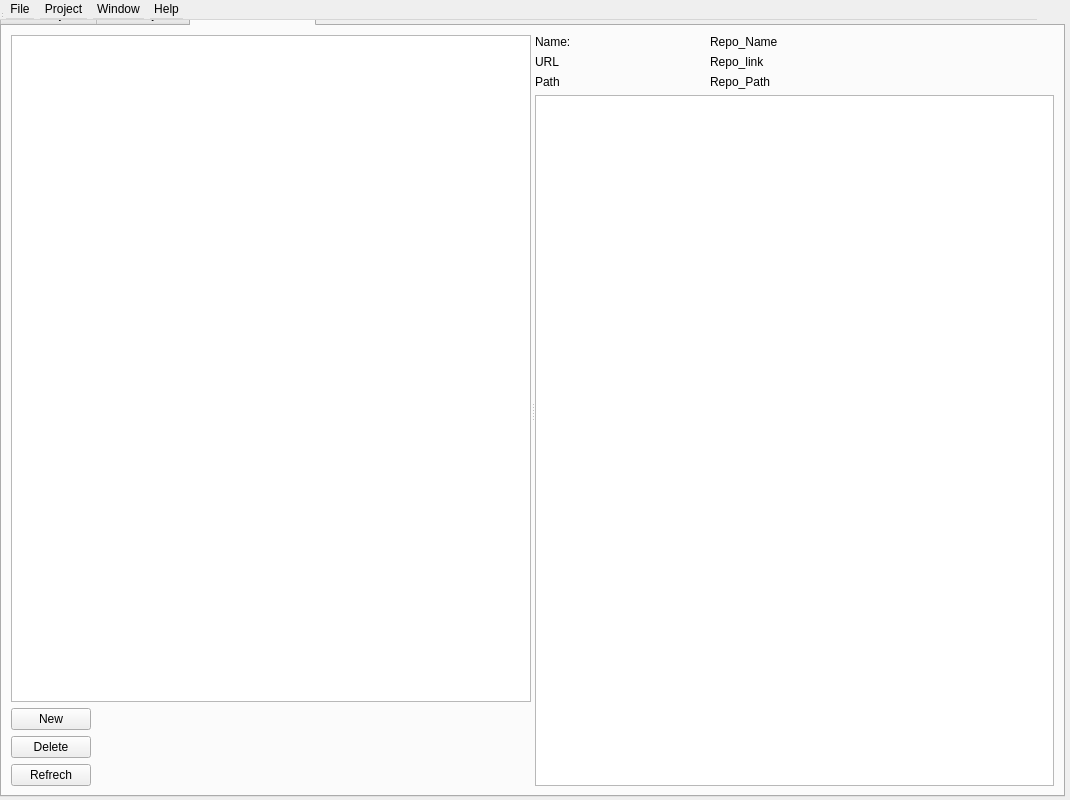
Old version of the form src/ObsLightGui/ui/obsLightMain.ui in the repository ronan22/obs-light.
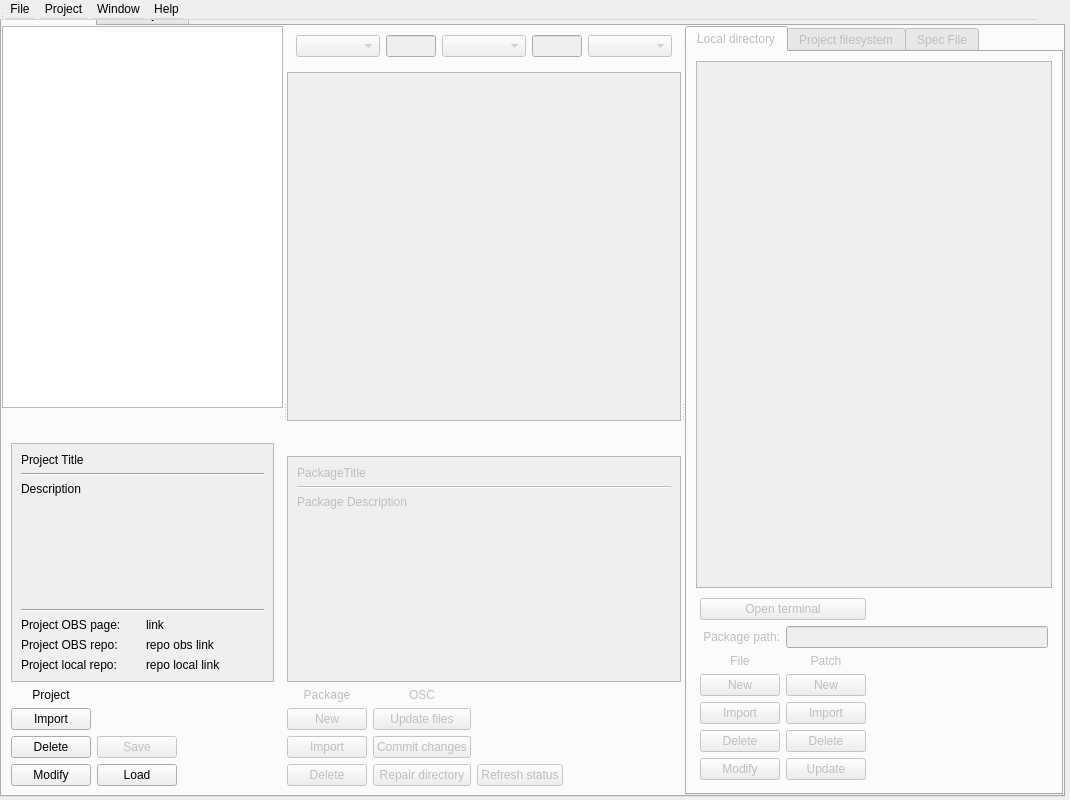
New version of the form. The open tabs and pages were chosen to show the change. Icons and pictures are not drawn. Custom widgets are drawn as their Qt base class.

Commit message: - update local repo management.

Patch:
```diff
--- a/src/ObsLightGui/ui/obsLightMain.ui
+++ b/src/ObsLightGui/ui/obsLightMain.ui
@@ -15,7 +15,7 @@
   </property>
   <property name="windowIcon">
    <iconset>
-    <normaloff>obslight.png</normaloff>obslight.png</iconset>
+    <normaloff>../../../../../../.designer/backup/obslight.png</normaloff>../../../../../../.designer/backup/obslight.png</iconset>
   </property>
   <property name="locale">
    <locale language="English" country="UnitedStates"/>
@@ -117,7 +117,7 @@
                <string/>
               </property>
               <layout class="QGridLayout" name="gridLayout_9">
-               <item row="8" column="0">
+               <item row="7" column="0">
                 <widget class="QPushButton" name="modifyObsProjectButton">
                  <property name="toolTip">
                   <string>Modify the configuration of the selected project.</string>
@@ -127,7 +127,7 @@
                  </property>
                 </widget>
                </item>
-               <item row="7" column="0">
+               <item row="6" column="0">
                 <widget class="QPushButton" name="deleteObsProjectButton">
                  <property name="toolTip">
                   <string>Delete the selected project.</string>
@@ -157,10 +157,10 @@
                     <x>0</x>
                     <y>0</y>
                     <width>285</width>
-                    <height>223</height>
+                    <height>250</height>
                    </rect>
                   </property>
-                  <layout class="QGridLayout" name="gridLayout_2" columnstretch="0,1">
+                  <layout class="QGridLayout" name="gridLayout_2" columnstretch="0,0">
                    <item row="0" column="0" colspan="2">
                     <widget class="QLabel" name="projectTitleLabel">
                      <property name="text">
@@ -204,14 +204,14 @@
                    <item row="6" column="0">
                     <widget class="QLabel" name="projectRepoPageLabel">
                      <property name="text">
-                      <string>Project repository:</string>
+                      <string>Project OBS repo:</string>
                      </property>
                     </widget>
                    </item>
                    <item row="6" column="1">
-                    <widget class="QLabel" name="projectRepoPageLinkLabel">
+                    <widget class="QLabel" name="projectObsRepoPageLinkLabel">
                      <property name="text">
-                      <string>repo link</string>
+                      <string>repo obs link</string>
                      </property>
                      <property name="openExternalLinks">
                       <bool>true</bool>
@@ -245,31 +245,28 @@
                      </property>
                     </widget>
                    </item>
+                   <item row="7" column="0">
+                    <widget class="QLabel" name="projectRepoPageLabel_2">
+                     <property name="text">
+                      <string>Project local repo:</string>
+                     </property>
+                    </widget>
+                   </item>
+                   <item row="7" column="1">
+                    <widget class="QLabel" name="projectLocalRepoPageLinkLabel">
+                     <property name="text">
+                      <string>repo local link</string>
+                     </property>
+                     <property name="openExternalLinks">
+                      <bool>true</bool>
+                     </property>
+                    </widget>
+                   </item>
                   </layout>
                  </widget>
                 </widget>
                </item>
                <item row="5" column="0">
-                <widget class="QPushButton" name="newProjectButton">
-                 <property name="enabled">
-                  <bool>false</bool>
-                 </property>
-                 <property name="minimumSize">
-                  <size>
-                   <width>80</width>
-                   <height>0</height>
-                  </size>
-                 </property>
-                 <property name="toolTip">
-                  <string>Create a new project.
-(not implemented yet)</string>
-                 </property>
-                 <property name="text">
-                  <string>New</string>
-                 </property>
-                </widget>
-               </item>
-               <item row="6" column="0">
                 <widget class="QPushButton" name="newObsProjectButton">
                  <property name="toolTip">
                   <string>Import a project that already exists on an OBS server.</string>
@@ -282,7 +279,7 @@
                  </property>
                 </widget>
                </item>
-               <item row="8" column="1">
+               <item row="7" column="1">
                 <widget class="QPushButton" name="loadObsProjectButton">
                  <property name="enabled">
                   <bool>true</bool>
@@ -295,7 +292,7 @@
                  </property>
                 </widget>
                </item>
-               <item row="7" column="1">
+               <item row="6" column="1">
                 <widget class="QPushButton" name="saveObsProjectButton">
                  <property name="enabled">
                   <bool>false</bool>
@@ -314,7 +311,7 @@
                  </property>
                 </widget>
                </item>
-               <item row="7" column="2">
+               <item row="6" column="2">
                 <spacer name="horizontalSpacer_3">
                  <property name="orientation">
                   <enum>Qt::Horizontal</enum>
@@ -487,26 +484,6 @@
                <property name="rightMargin">
                 <number>0</number>
                </property>
-               <item row="9" column="0">
-                <widget class="QPushButton" name="deletePackageButton">
-                 <property name="toolTip">
-                  <string>Remove the selected package(s) from project.</string>
-                 </property>
-                 <property name="text">
-                  <string>Delete</string>
-                 </property>
-                </widget>
-               </item>
-               <item row="6" column="0">
-                <widget class="QPushButton" name="importPackageButton">
-                 <property name="toolTip">
-                  <string>Import an existing package in project.</string>
-                 </property>
-                 <property name="text">
-                  <string>Import</string>
-                 </property>
-                </widget>
-               </item>
                <item row="3" column="0" colspan="4">
                 <widget class="QScrollArea" name="scrollArea_2">
                  <property name="minimumSize">
@@ -527,7 +504,7 @@
                     <x>0</x>
                     <y>0</y>
                     <width>415</width>
-                    <height>214</height>
+                    <height>241</height>
                    </rect>
                   </property>
                   <layout class="QVBoxLayout" name="verticalLayout_3">
@@ -575,36 +552,6 @@
                  </widget>
                 </widget>
                </item>
-               <item row="5" column="0">
-                <widget class="QPushButton" name="newPackageButton">
-                 <property name="minimumSize">
-                  <size>
-                   <width>80</width>
-                   <height>0</height>
-                  </size>
-                 </property>
-                 <property name="toolTip">
-                  <string>Create a package from scratch.</string>
-                 </property>
-                 <property name="text">
-                  <string>New</string>
-                 </property>
-                </widget>
-               </item>
-               <item row="10" column="0">
-                <widget class="QPushButton" name="modifyPackageButton">
-                 <property name="enabled">
-                  <bool>false</bool>
-                 </property>
-                 <property name="toolTip">
-                  <string>Modify the configuration of the selected package.
-(not yet implemented)</string>
-                 </property>
-                 <property name="text">
-                  <string>Modify</string>
-                 </property>
-                </widget>
-               </item>
                <item row="10" column="3">
                 <spacer name="horizontalSpacer">
                  <property name="orientation">
@@ -687,6 +634,42 @@
                  </property>
                 </widget>
                </item>
+               <item row="10" column="0">
+                <widget class="QPushButton" name="deletePackageButton">
+                 <property name="toolTip">
+                  <string>Remove the selected package(s) from project.</string>
+                 </property>
+                 <property name="text">
+                  <string>Delete</string>
+                 </property>
+                </widget>
+               </item>
+               <item row="9" column="0">
+                <widget class="QPushButton" name="importPackageButton">
+                 <property name="toolTip">
+                  <string>Import an existing package in project.</string>
+                 </property>
+                 <property name="text">
+                  <string>Import</string>
+                 </property>
+                </widget>
+               </item>
+               <item row="6" column="0">
+                <widget class="QPushButton" name="newPackageButton">
+                 <property name="minimumSize">
+                  <size>
+                   <width>80</width>
+                   <height>0</height>
+                  </size>
+                 </property>
+                 <property name="toolTip">
+                  <string>Create a package from scratch.</string>
+                 </property>
+                 <property name="text">
+                  <string>New</string>
+                 </property>
+                </widget>
+               </item>
               </layout>
              </widget>
             </item>
@@ -2011,128 +1994,6 @@
         </item>
        </layout>
       </widget>
-      <widget class="QWidget" name="repositoriesTab">
-       <attribute name="title">
-        <string>Project repositories</string>
-       </attribute>
-       <layout class="QHBoxLayout" name="horizontalLayout_4">
-        <item>
-         <widget class="QSplitter" name="splitter_5">
-          <property name="orientation">
-           <enum>Qt::Horizontal</enum>
-          </property>
-          <widget class="QWidget" name="layoutWidget">
-           <layout class="QGridLayout" name="gridLayout_18">
-            <item row="0" column="0" colspan="2">
-             <widget class="QListWidget" name="repositoryListWidget"/>
-            </item>
-            <item row="1" column="0">
-             <widget class="QPushButton" name="newRepositoryButton">
-              <property name="text">
-               <string>New</string>
-              </property>
-             </widget>
-            </item>
-            <item row="2" column="0">
-             <widget class="QPushButton" name="deleteRepositoryButton">
-              <property name="text">
-               <string>Delete</string>
-              </property>
-             </widget>
-            </item>
-            <item row="3" column="0">
-             <widget class="QPushButton" name="refrechRepositoryButton">
-              <property name="text">
-               <string>Refrech</string>
-              </property>
-             </widget>
-            </item>
-            <item row="2" column="1">
-             <spacer name="horizontalSpacer_12">
-              <property name="orientation">
-               <enum>Qt::Horizontal</enum>
-              </property>
-              <property name="sizeHint" stdset="0">
-               <size>
-                <width>40</width>
-                <height>20</height>
-               </size>
-              </property>
-             </spacer>
-            </item>
-           </layout>
-          </widget>
-          <widget class="QWidget" name="layoutWidget">
-           <layout class="QGridLayout" name="gridLayout_22">
-            <item row="0" column="0">
-             <widget class="QLabel" name="label_12">
-              <property name="text">
-               <string>Name:</string>
-              </property>
-             </widget>
-            </item>
-            <item row="1" column="0">
-             <widget class="QLabel" name="label_13">
-              <property name="text">
-               <string>URL</string>
-              </property>
-             </widget>
-            </item>
-            <item row="2" column="0">
-             <widget class="QLabel" name="label_14">
-              <property name="text">
-               <string>Path</string>
-              </property>
-             </widget>
-            </item>
-            <item row="3" column="0" colspan="3">
-             <widget class="QTableView" name="publishedPackagesTableView"/>
-            </item>
-            <item row="0" column="1">
-             <widget class="QLabel" name="RepoPageLabel">
-              <property name="text">
-               <string>Repo_Name</string>
-              </property>
-              <property name="textFormat">
-               <enum>Qt::RichText</enum>
-              </property>
-              <property name="textInteractionFlags">
-               <set>Qt::TextBrowserInteraction</set>
-              </property>
-             </widget>
-            </item>
-            <item row="1" column="1">
-             <widget class="QLabel" name="RepoLinkPageLinkLabel">
-              <property name="text">
-               <string>Repo_link</string>
-              </property>
-              <property name="openExternalLinks">
-               <bool>true</bool>
-              </property>
-              <property name="textInteractionFlags">
-               <set>Qt::LinksAccessibleByMouse</set>
-              </property>
-             </widget>
-            </item>
-            <item row="2" column="1">
-             <widget class="QLabel" name="RepoPathPageLinkLabel_4">
-              <property name="text">
-               <string>Repo_Path</string>
-              </property>
-              <property name="openExternalLinks">
-               <bool>true</bool>
-              </property>
-              <property name="textInteractionFlags">
-               <set>Qt::LinksAccessibleByMouse</set>
-              </property>
-             </widget>
-            </item>
-           </layout>
-          </widget>
-         </widget>
-        </item>
-       </layout>
-      </widget>
      </widget>
     </item>
    </layout>
```
The commit also changes 12 other files.
